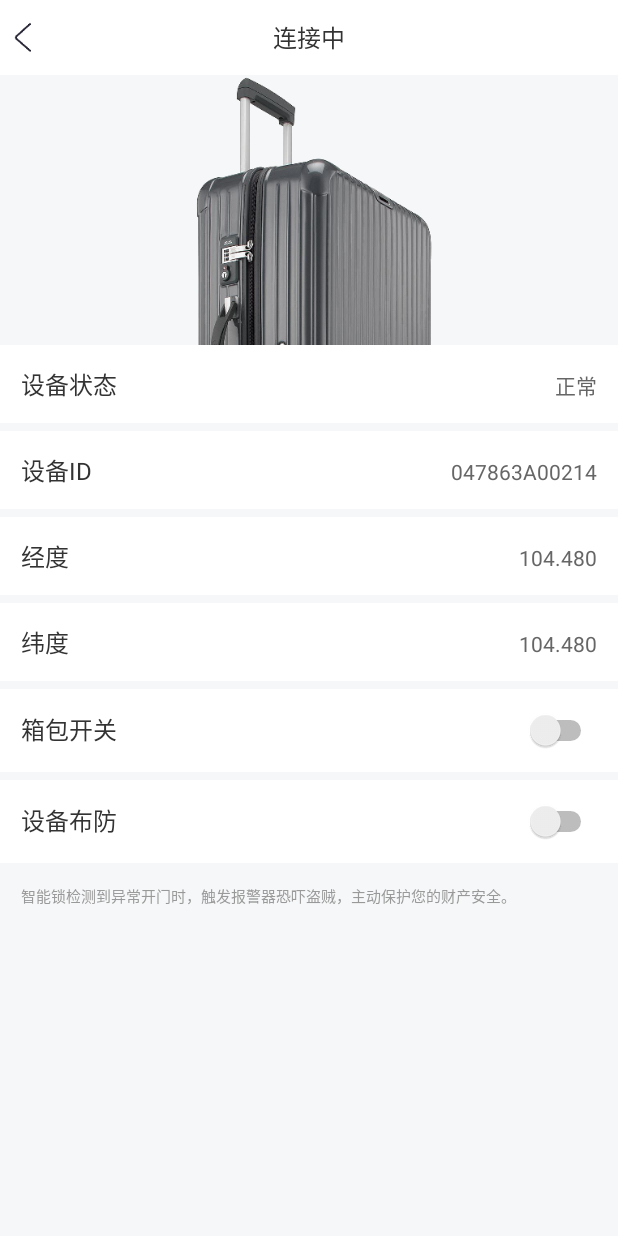
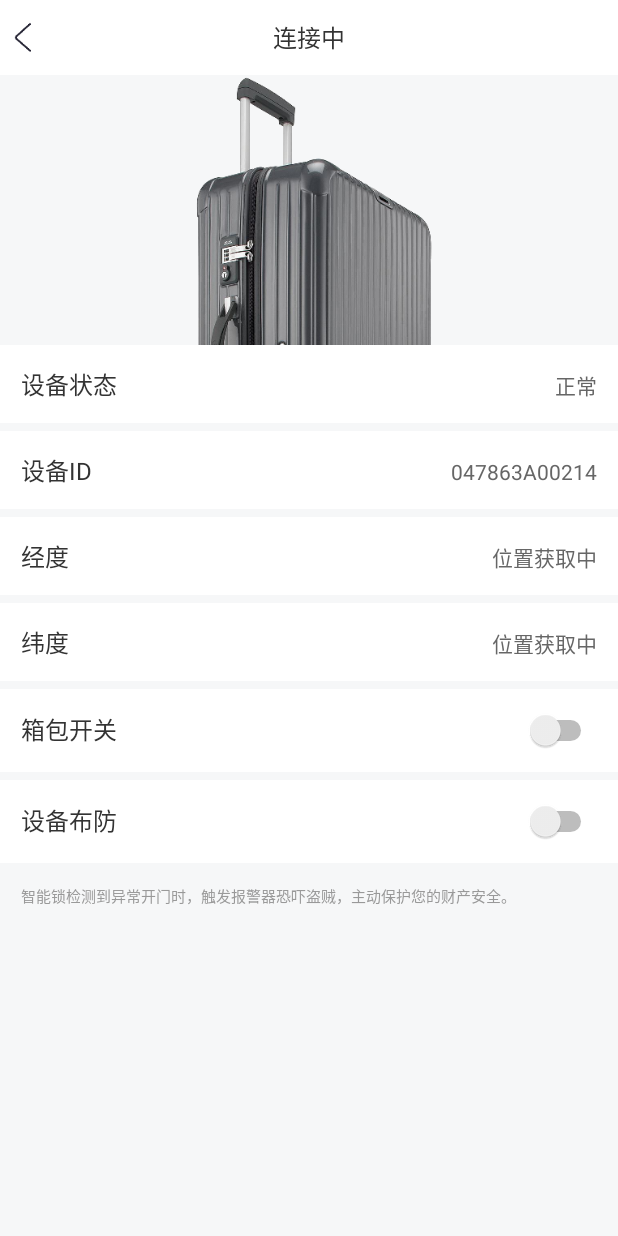
Before and after one commit to bringmehome/suitcase, an Android app: the CtrlSuitActivity screen opened directly, with no data from a screen before it, on a phone screen of 412 x 824 dp. Run offline under Robolectric (Android 15) with nearby library versions, the phone set to English and light mode, and no system bars; 3 statements that could not run were skipped.

Commit message:
手动选择权限，包括位置和蓝牙

```diff
--- a/app/src/main/AndroidManifest.xml
+++ b/app/src/main/AndroidManifest.xml
@@ -6,6 +6,8 @@
     <uses-permission android:name="android.permission.ACCESS_NETWORK_STATE" />
     <uses-permission android:name="android.permission.BLUETOOTH"/>
     <uses-permission android:name="android.permission.BLUETOOTH_ADMIN"/>
+    <uses-permission android:name="android.permission.ACCESS_COARSE_LOCATION" />
+    <uses-permission android:name="android.permission.WRITE_EXTERNAL_STORAGE"/>
 
     <application
         android:allowBackup="true"
--- a/app/src/main/java/com/fog/suitcase/activity/CtrlSuitActivity.java
+++ b/app/src/main/java/com/fog/suitcase/activity/CtrlSuitActivity.java
@@ -254,7 +254,11 @@ public class CtrlSuitActivity extends AppCompatActivity {
                     latitude_tvid.setText(msg.obj.toString());
                     break;
                 case _GET_STATE:
-                    devstate_tvid.setText(msg.obj.toString().equals("false") ? R.string.cast_unlost : R.string.cast_lost);
+                    if (!isBLEConnect) {
+                        devstate_tvid.setText(msg.obj.toString().equals("false") ? R.string.cast_unlost : R.string.cast_lost);
+                    }else{
+                        devstate_tvid.setText(R.string.cast_unlost);
+                    }
                     break;
             }
         }
--- a/app/src/main/res/values/strings.xml
+++ b/app/src/main/res/values/strings.xml
@@ -17,7 +17,7 @@
 
     <string name="updatelocation">更新经纬度</string>
     <string name="longitude">经度</string>
-    <string name="longitude_txt">104.480</string>
+    <string name="longitude_txt">位置获取中</string>
     <string name="latitude">纬度</string>
     <string name="deviceid">设备ID</string>
     <string name="devicestate">设备状态</string>
```
Also changed, not shown: app/src/main/java/com/fog/suitcase/activity/BleListActivity.java (+27 -4 lines).
